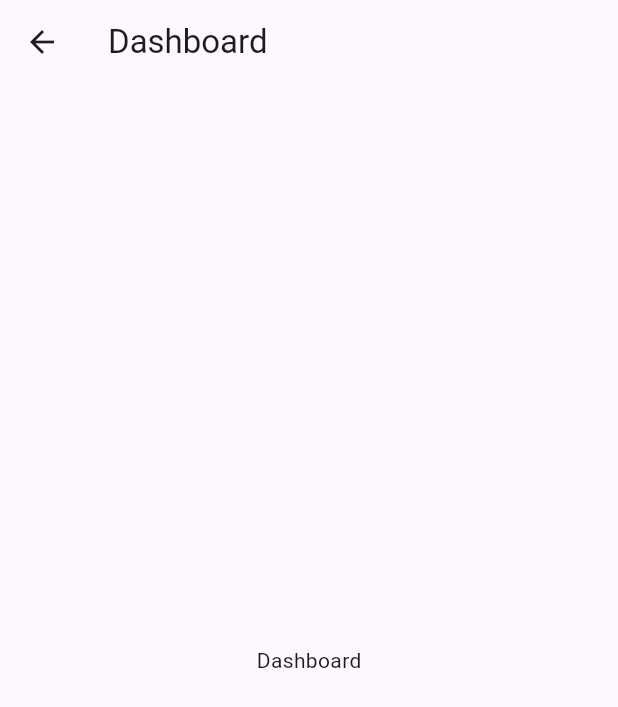
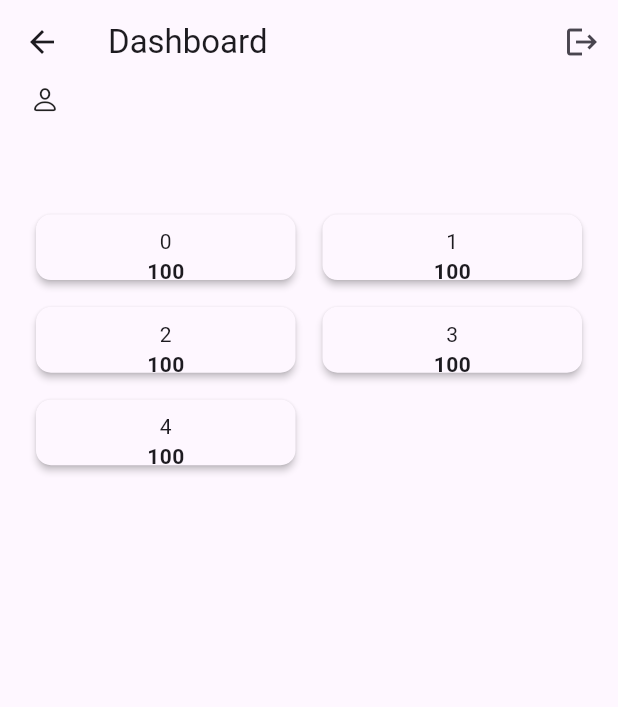
Before and after one commit to JayGandhi1709/Book-Heaven-App, a Flutter app: the DashboardScreen screen opened directly, on a phone screen of 412 x 824 dp. Shown: the top 707 px of the screen. Run offline on Flutter 3.47's test engine with Material 3 defaults, Android fonts, the phone set to English and light mode, and no system bars; our stand-ins replace dotted_border, get, shared_preferences; accounts and stored records are empty; network calls fail.

Commit message:
Update flutter_lints to version 4.0.0, Admin Dashboard improved

```diff
--- a/lib/screens/admin/dashboard/dashboard_screen.dart
+++ b/lib/screens/admin/dashboard/dashboard_screen.dart
@@ -1,16 +1,92 @@
+import 'package:book_heaven/utility/extensions.dart';
+import 'package:flutter/cupertino.dart';
 import 'package:flutter/material.dart';
+import 'package:get/get.dart';
 
 class DashboardScreen extends StatelessWidget {
   const DashboardScreen({super.key});
 
   @override
   Widget build(BuildContext context) {
+    List cardNames = [
+      'Users',
+      'Books',
+      'Orders',
+      'Categories',
+      'Authors',
+    ];
+
     return Scaffold(
       appBar: AppBar(
         title: const Text('Dashboard'),
+        actions: [
+          IconButton(
+            icon: const Icon(Icons.logout),
+            onPressed: () {
+              context.userProvider.logOutUser();
+            },
+          ),
+        ],
       ),
-      body: const Center(
-        child: Text('Dashboard'),
+      body: SingleChildScrollView(
+        child: Padding(
+          padding: const EdgeInsets.symmetric(horizontal: 20),
+          child: Column(
+            crossAxisAlignment: CrossAxisAlignment.start,
+            children: [
+              const Icon(CupertinoIcons.person, size: 20),
+              const SizedBox(height: 5),
+              Text(
+                context.userProvider.user.name.toString(),
+                style: const TextStyle(
+                  fontWeight: FontWeight.bold,
+                ),
+              ),
+              Text(
+                context.userProvider.user.email.toString(),
+                style: const TextStyle(
+                  fontSize: 12,
+                ),
+              ),
+              const SizedBox(height: 20),
+              GridView.builder(
+                shrinkWrap: true,
+                gridDelegate: const SliverGridDelegateWithFixedCrossAxisCount(
+                  crossAxisCount: 2,
+                  crossAxisSpacing: 10,
+                  mainAxisSpacing: 10,
+                  childAspectRatio: 3.5,
+                ),
+                itemCount: cardNames.length,
+                itemBuilder: (BuildContext context, int index) {
+                  var cardName = cardNames[index];
+                  return Card(
+                    elevation: 2,
+                    color: context.theme.cardColor,
+                    shape: RoundedRectangleBorder(
+                      borderRadius: BorderRadius.circular(10),
+                    ),
+                    child: Padding(
+                      padding: const EdgeInsets.all(8.0),
+                      child: Column(
+                        crossAxisAlignment: CrossAxisAlignment.center,
+                        children: [
+                          Text(index.toString()),
+                          const Text(
+                            '100',
+                            style: TextStyle(
+                              fontWeight: FontWeight.bold,
+                            ),
+                          ),
+                        ],
+                      ),
+                    ),
+                  );
+                },
+              ),
+            ],
+          ),
+        ),
       ),
     );
   }
--- a/lib/screens/auth/widgets/custom_text_field.dart
+++ b/lib/screens/auth/widgets/custom_text_field.dart
@@ -20,6 +20,10 @@ class CustomTextField extends StatelessWidget {
       decoration: InputDecoration(
         labelText: labelText,
         hintText: 'Enter your $labelText',
+        filled: true,
+        border: OutlineInputBorder(
+          borderRadius: BorderRadius.circular(10),
+        ),
       ),
       validator: (value) {
         if (value == null || value.isEmpty) {
--- a/pubspec.yaml
+++ b/pubspec.yaml
@@ -51,7 +51,7 @@ dev_dependencies:
   # activated in the `analysis_options.yaml` file located at the root of your
   # package. See that file for information about deactivating specific lint
   # rules and activating additional ones.
-  flutter_lints: ^3.0.0
+  flutter_lints: ^4.0.0
 
 # For information on the generic Dart part of this file, see the
 # following page: https://dart.dev/tools/pub/pubspec
```
Also changed, not shown: lib/screens/auth/log_in_screen.dart (+14 -3 lines), lib/screens/auth/provider/user_provider.dart (+5 -3 lines), lib/screens/auth/splash_screen.dart (+6 -7 lines), pubspec.lock.
